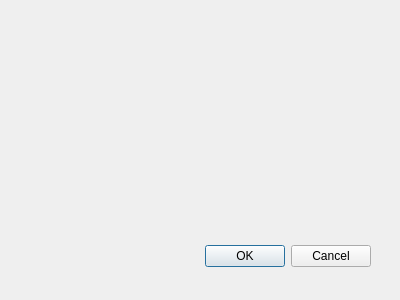
viniavila/KMM, file runexternalprocess.ui: the form before one commit.
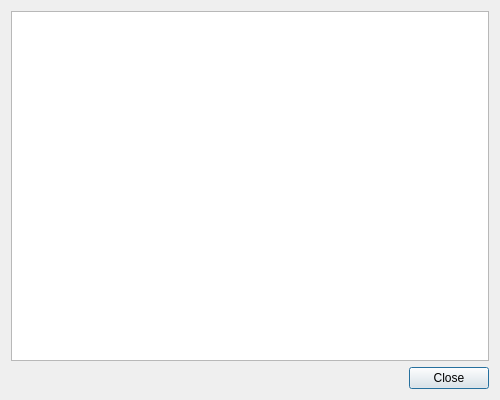
The form after the commit.

Commit message: * Added RunExternalProcess to run process and show its standard output in a QPlainTextEdit

Diff of the .ui file:
```diff
--- a/runexternalprocess.ui
+++ b/runexternalprocess.ui
@@ -8,29 +8,44 @@
    <rect>
     <x>0</x>
     <y>0</y>
-    <width>400</width>
-    <height>300</height>
+    <width>500</width>
+    <height>400</height>
    </rect>
   </property>
+  <property name="minimumSize">
+   <size>
+    <width>500</width>
+    <height>400</height>
+   </size>
+  </property>
+  <property name="maximumSize">
+   <size>
+    <width>500</width>
+    <height>400</height>
+   </size>
+  </property>
   <property name="windowTitle">
    <string>Dialog</string>
   </property>
-  <widget name="buttonBox" class="QDialogButtonBox">
-   <property name="geometry">
-    <rect>
-     <x>30</x>
-     <y>240</y>
-     <width>341</width>
-     <height>32</height>
-    </rect>
-   </property>
+  <layout class="QVBoxLayout" name="verticalLayout">
+   <item>
+    <widget class="QPlainTextEdit" name="plainTextEdit">
+     <property name="readOnly">
+      <bool>true</bool>
+     </property>
+    </widget>
+   </item>
+   <item>
+    <widget class="QDialogButtonBox" name="buttonBox">
    <property name="orientation">
     <enum>Qt::Horizontal</enum>
    </property>
    <property name="standardButtons">
-    <set>QDialogButtonBox::Cancel|QDialogButtonBox::Ok</set>
-   </property>
-  </widget>
+      <set>QDialogButtonBox::Close</set>
+     </property>
+    </widget>
+   </item>
+  </layout>
  </widget>
  <pixmapfunction/>
  <resources/>
```
Left out of the diff: 7 changed lines with no effect on the pictures. Lines whose indentation alone changed are shown as unchanged. The commit also changes 2 other files.
